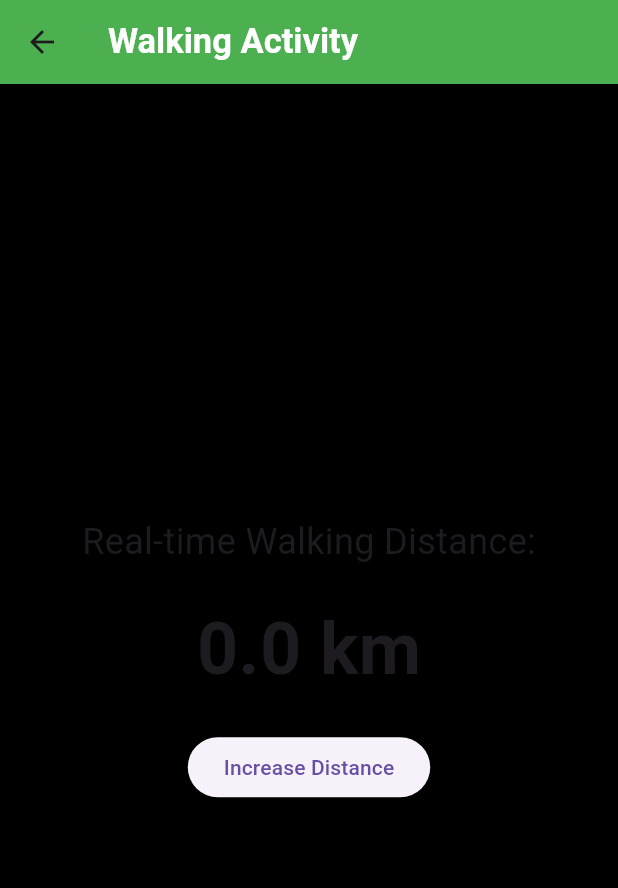
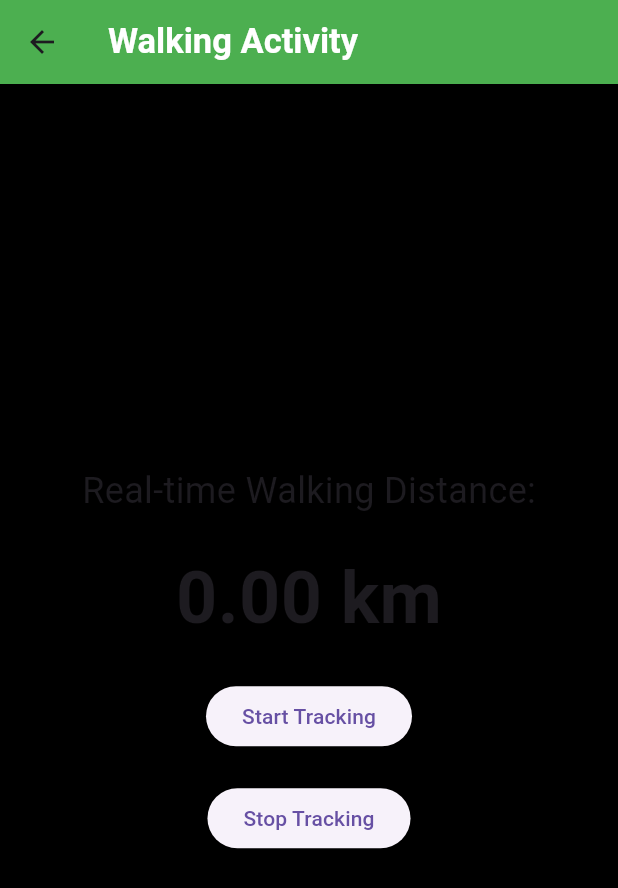
Before and after one commit to developer-veer/Syncwellness, a Flutter app: the WalkingActivityScreen screen opened directly, on a phone screen of 412 x 824 dp. Shown: the top 888 px of the screen. Run offline on Flutter 3.47's test engine with Material 3 defaults, Android fonts, the phone set to English and light mode, and no system bars; our stand-ins replace get, pedometer; missing offline and left inert: flutter_activity_recognition.

Commit message:
update the activity screen

```diff
--- a/lib/getx_controller/tracking_controller.dart
+++ b/lib/getx_controller/tracking_controller.dart
@@ -1,6 +1,4 @@
 import 'dart:async';
-
-import 'package:flutter/material.dart';
 import 'package:get/get.dart';
 import 'package:flutter_activity_recognition/flutter_activity_recognition.dart';
 import 'package:pedometer/pedometer.dart';
--- /dev/null
+++ b/lib/screens/workouts/walking_activity_screen.dart
@@ -0,0 +1,51 @@
+import 'package:flutter/material.dart';
+import 'package:get/get.dart';
+
+import '../../getx_controller/tracking_controller.dart';
+
+class WalkingActivityScreen extends StatelessWidget {
+  final TrackingController _trackingController = Get.put(TrackingController());
+
+  WalkingActivityScreen({super.key});
+
+  @override
+  Widget build(BuildContext context) {
+    return Scaffold(
+      appBar: AppBar(
+        title: const Text('Walking Activity'),
+      ),
+      body: Center(
+        child: Column(
+          mainAxisAlignment: MainAxisAlignment.center,
+          children: <Widget>[
+            const Text(
+              'Real-time Walking Distance:',
+              style: TextStyle(fontSize: 24),
+            ),
+            SizedBox(height: 20),
+            Obx(() {
+              return Text(
+                '${_trackingController.distanceWalked.value.toStringAsFixed(2)} km',
+                style: TextStyle(fontSize: 48, fontWeight: FontWeight.bold),
+              );
+            }),
+            SizedBox(height: 20),
+            ElevatedButton(
+              onPressed: () {
+                _trackingController.startTracking();
+              },
+              child: Text('Start Tracking'),
+            ),
+            SizedBox(height: 20),
+            ElevatedButton(
+              onPressed: () {
+                _trackingController.stopTracking();
+              },
+              child: Text('Stop Tracking'),
+            ),
+          ],
+        ),
+      ),
+    );
+  }
+}
--- a/lib/screens/workouts/walking_screen.dart
+++ b/lib/screens/workouts/walking_screen.dart
@@ -1,4 +1,5 @@
 import 'package:flutter/material.dart';
+import 'package:syncwellness/screens/workouts/walking_activity_screen.dart';
 import '../../widgets/workouts/distance_display.dart';
 import '../../widgets/workouts/walking_avatar.dart';
 
@@ -44,46 +45,3 @@ class WalkingScreen extends StatelessWidget {
     );
   }
 }
-
-class WalkingActivityScreen extends StatefulWidget {
-  @override
-  _WalkingActivityScreenState createState() => _WalkingActivityScreenState();
-}
-
-class _WalkingActivityScreenState extends State<WalkingActivityScreen> {
-  double distance = 0.0;
-
-  @override
-  Widget build(BuildContext context) {
-    return Scaffold(
-      appBar: AppBar(
-        title: Text('Walking Activity'),
-      ),
-      body: Center(
-        child: Column(
-          mainAxisAlignment: MainAxisAlignment.center,
-          children: <Widget>[
-            const Text(
-              'Real-time Walking Distance:',
-              style: TextStyle(fontSize: 24),
-            ),
-            SizedBox(height: 20),
-            Text(
-              '$distance km',
-              style: TextStyle(fontSize: 48, fontWeight: FontWeight.bold),
-            ),
-            SizedBox(height: 20),
-            ElevatedButton(
-              onPressed: () {
-                setState(() {
-                  distance += 1.0; // Simulating distance change
-                });
-              },
-              child: Text('Increase Distance'),
-            ),
-          ],
-        ),
-      ),
-    );
-  }
-}
```
